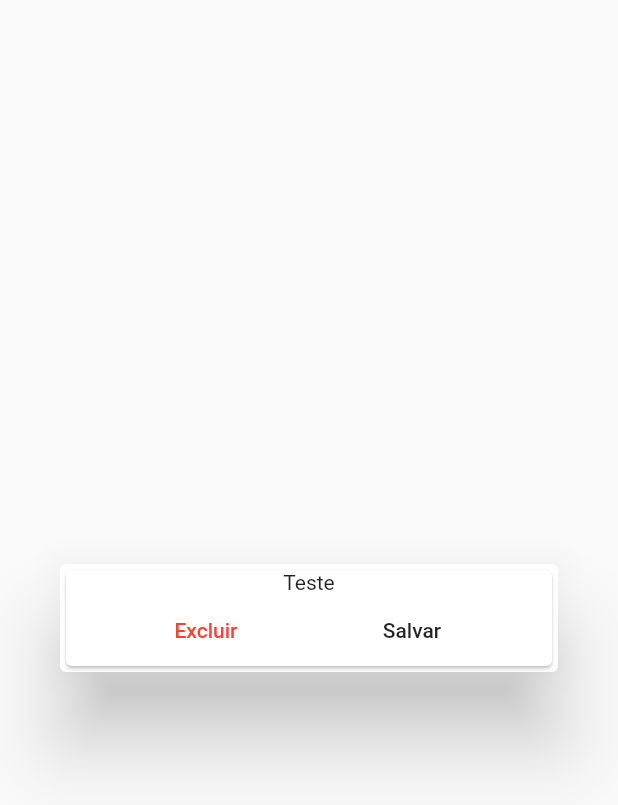
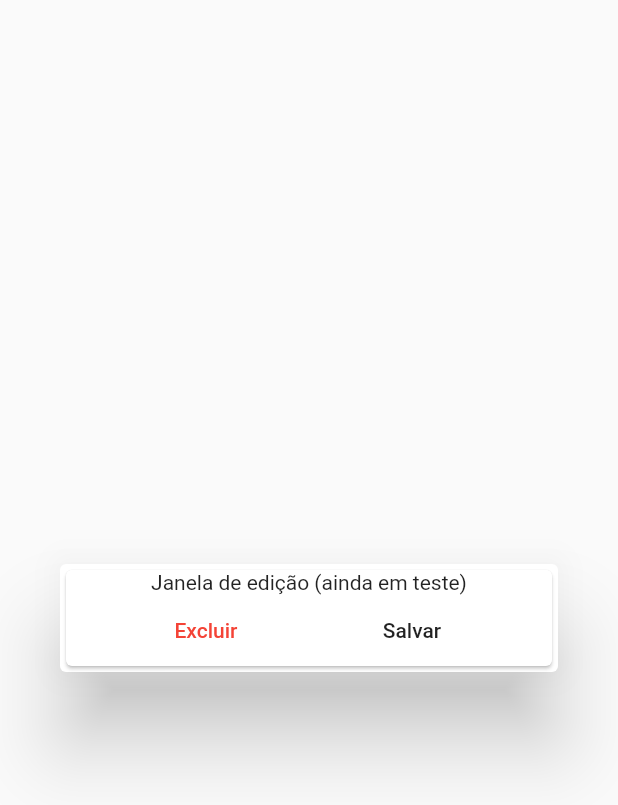
Before and after one commit to dedhio/elements, a Flutter app: the EditElementDialog widget shown alone on an empty page, opened directly, on a phone screen of 412 x 824 dp. Shown: the top 805 px of the screen. Run offline on Flutter 3.47's test engine with Material 2 defaults, Android fonts, the phone set to English and light mode, and no system bars; our stand-ins replace cloud_firestore, shimmer; accounts and stored records are empty.

Commit message:
Padding de list tile

```diff
--- a/lib/widgets/edit_element_dialog.dart
+++ b/lib/widgets/edit_element_dialog.dart
@@ -31,7 +31,7 @@ class _EditElementDialogState extends State<EditElementDialog> {
         child: Column(
           mainAxisSize: MainAxisSize.min,
           children: <Widget>[
-            Text("Teste"),
+            Text("Janela de edição (ainda em teste)"),
             Row(
               mainAxisAlignment: MainAxisAlignment.spaceEvenly,
               children: <Widget>[
--- a/lib/widgets/element_tile.dart
+++ b/lib/widgets/element_tile.dart
@@ -20,7 +20,7 @@ class ElementTile extends StatelessWidget {
       margin: EdgeInsets.symmetric(horizontal: 10, vertical: 2),
       child: Card(
         child: ExpansionTile(
-          childrenPadding: EdgeInsets.all(10),
+          childrenPadding: EdgeInsets.only(left: 30, top: 0, right: 10, bottom: 10),
           expandedAlignment: Alignment.centerLeft,
           leading: GestureDetector(
             onTap: (){
```
